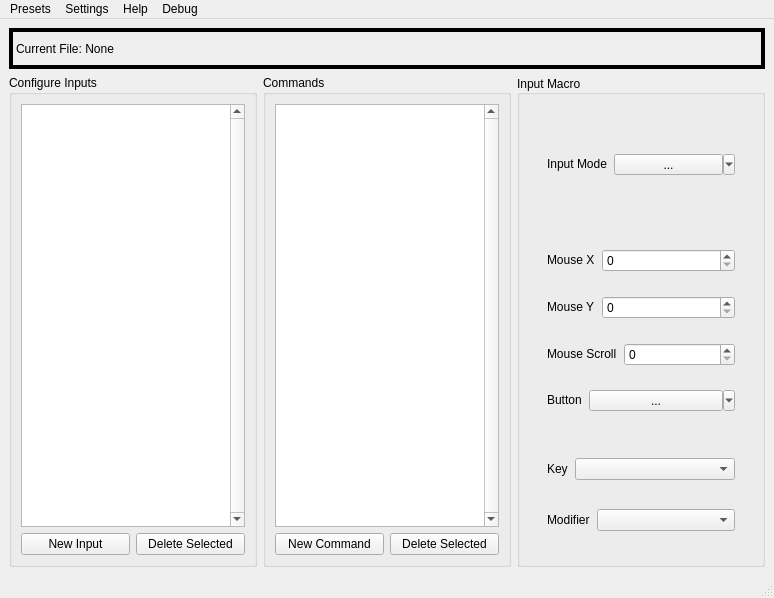
Old version of the form OpenMacro-GUI/App/mainwindow.ui in the repository jerry20091103/OpenMacro.
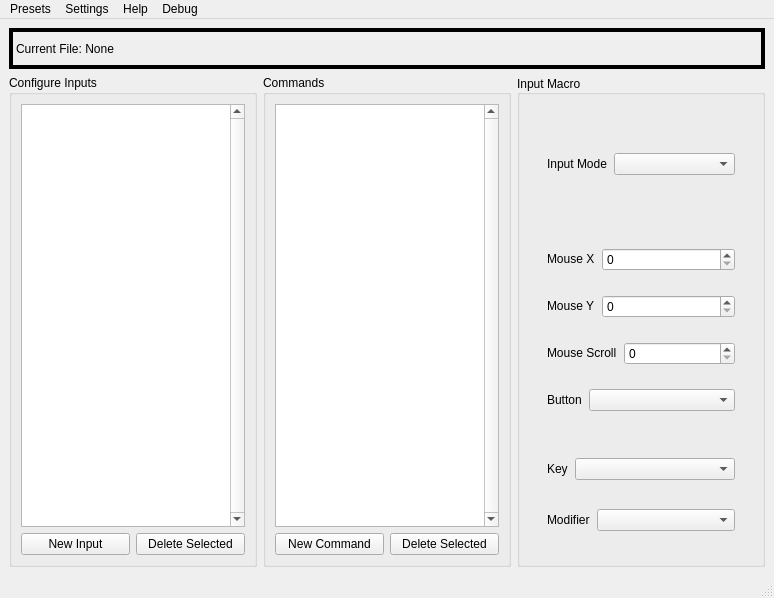
New version of the form. Custom widgets are drawn as their Qt base class.

```diff
--- a/OpenMacro-GUI/App/mainwindow.ui
+++ b/OpenMacro-GUI/App/mainwindow.ui
@@ -118,6 +118,9 @@
       </item>
       <item>
        <widget class="ConfigMacroForm" name="configMacroForm">
+        <property name="enabled">
+         <bool>true</bool>
+        </property>
         <property name="sizePolicy">
          <sizepolicy hsizetype="Ignored" vsizetype="Preferred">
           <horstretch>0</horstretch>
@@ -133,7 +136,7 @@
         <property name="flat">
          <bool>false</bool>
         </property>
-        <layout class="QVBoxLayout" name="verticalLayout_3">
+        <layout class="QVBoxLayout" name="verticalLayout_3" stretch="1,1,1">
          <item>
           <widget class="QFrame" name="inputModeForm">
            <property name="enabled">
@@ -175,20 +178,7 @@
                 </widget>
                </item>
                <item>
-                <widget class="QToolButton" name="inputModeInput">
-                 <property name="sizePolicy">
-                  <sizepolicy hsizetype="Preferred" vsizetype="Fixed">
-                   <horstretch>0</horstretch>
-                   <verstretch>0</verstretch>
-                  </sizepolicy>
-                 </property>
-                 <property name="text">
-                  <string>...</string>
-                 </property>
-                 <property name="popupMode">
-                  <enum>QToolButton::MenuButtonPopup</enum>
-                 </property>
-                </widget>
+                <widget class="QComboBox" name="inputModeInput"/>
                </item>
               </layout>
              </widget>
@@ -330,20 +320,7 @@
                 </widget>
                </item>
                <item>
-                <widget class="QToolButton" name="mouseButtonInput">
-                 <property name="sizePolicy">
-                  <sizepolicy hsizetype="Preferred" vsizetype="Fixed">
-                   <horstretch>0</horstretch>
-                   <verstretch>0</verstretch>
-                  </sizepolicy>
-                 </property>
-                 <property name="text">
-                  <string>...</string>
-                 </property>
-                 <property name="popupMode">
-                  <enum>QToolButton::MenuButtonPopup</enum>
-                 </property>
-                </widget>
+                <widget class="QComboBox" name="mouseButtonInput"/>
                </item>
               </layout>
              </widget>
```
Left out of the diff: 12 changed lines with no effect on the pictures.
